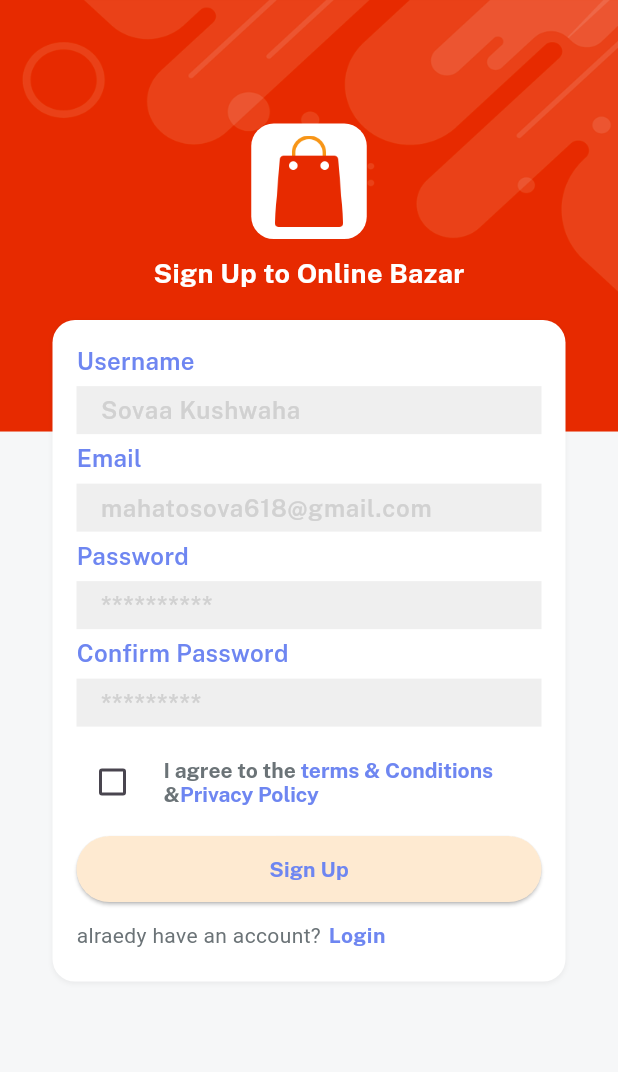
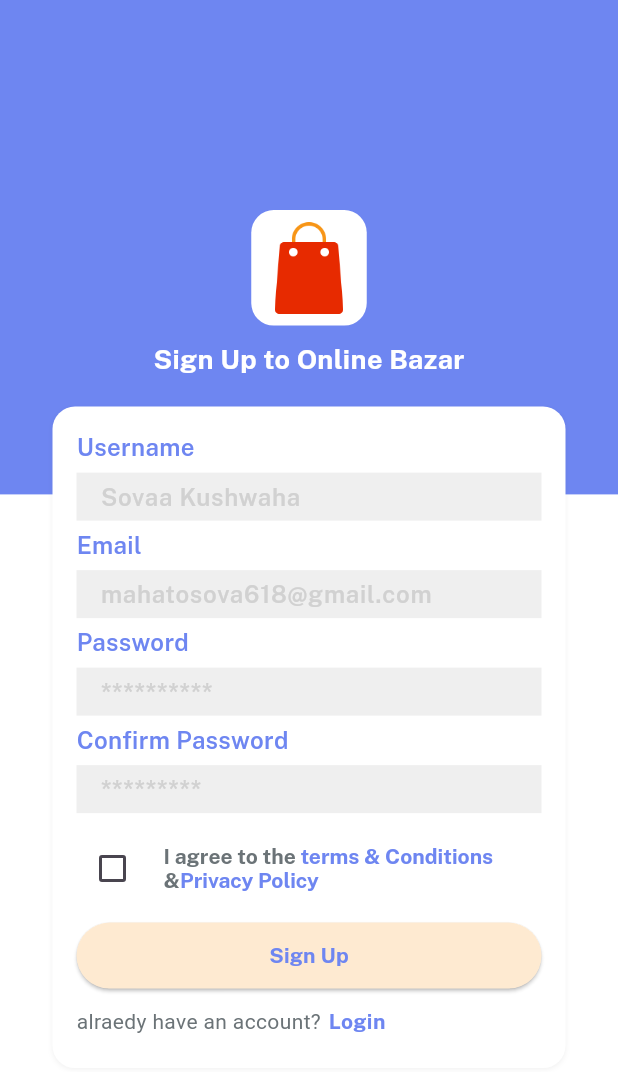
Before and after one commit to sovaamahato/Online-Bazar, a Flutter app: the screen it shows after launch, after a tap on "Sign Up", on a phone screen of 412 x 824 dp. Shown: the top 1072 px of the screen. Run offline on Flutter 3.47's test engine with Material 3 defaults, Android fonts, the phone set to English and light mode, and no system bars; our stand-ins replace get, velocity_x.

Commit message:
rearrangements done and changes in bg widgets

```diff
--- a/lib/category_screen/category_screen.dart
+++ /dev/null
@@ -1,10 +0,0 @@
-import 'package:flutter/material.dart';
-
-class CategoryScreen extends StatelessWidget {
-  const CategoryScreen({super.key});
-
-  @override
-  Widget build(BuildContext context) {
-    return Container(color: Colors.blue,);
-  }
-}
--- a/lib/home.dart
+++ b/lib/home.dart
@@ -1,10 +1,10 @@
 import "package:flutter/material.dart";
 import 'package:get/get.dart';
-import 'package:online_bazar/cart_screen/cart_screen.dart';
-import 'package:online_bazar/category_screen/category_screen.dart';
+import 'package:online_bazar/views/cart_screen/cart_screen.dart';
+import 'package:online_bazar/views/category_screen/category_screen.dart';
 import 'package:online_bazar/controllers/home_controllers.dart';
-import 'package:online_bazar/home_screen/home_screen.dart';
-import 'package:online_bazar/profile_screen/profile.screen.dart';
+import 'package:online_bazar/views/home_screen/home_screen.dart';
+import 'package:online_bazar/views/profile_screen/profile.screen.dart';
 import 'consts/consts.dart';
 
 class Home extends StatelessWidget {
@@ -51,7 +51,7 @@ class Home extends StatelessWidget {
           label: "Profile"),
     ];
     return Scaffold(
-      appBar: AppBar(title: Text(appname)),
+
       body: Obx(()=> Expanded(
           child: navBody.elementAt(controller.currentNavIndex.value),
         ),
--- a/lib/main.dart
+++ b/lib/main.dart
@@ -1,7 +1,7 @@
 import 'package:flutter/material.dart';
 import 'package:get/get.dart';
-import 'package:online_bazar/auth/login_screen.dart';
-import 'package:online_bazar/home_screen/home_screen.dart';
+import 'package:online_bazar/views/auth/login_screen.dart';
+import 'package:online_bazar/views/home_screen/home_screen.dart';
 import 'package:online_bazar/splash_screen.dart';
 
 import 'home.dart';
--- a/lib/splash_screen.dart
+++ b/lib/splash_screen.dart
@@ -4,7 +4,7 @@ import 'package:online_bazar/consts/consts.dart';
 import 'package:online_bazar/home.dart';
 import 'package:online_bazar/widgets/app_logo_widget.dart';
 
-import 'auth/login_screen.dart';
+import 'views/auth/login_screen.dart';
 
 class SplashScreen extends StatefulWidget {
   const SplashScreen({super.key});
--- a/lib/auth/login_screen.dart
+++ b/lib/views/auth/login_screen.dart
@@ -1,15 +1,15 @@
 import 'package:flutter/material.dart';
 import 'package:get/get.dart';
-import 'package:get/get_connect/http/src/utils/utils.dart';
-import 'package:online_bazar/auth/signup_screen.dart';
+
+import 'package:online_bazar/views/auth/signup_screen.dart';
 import 'package:online_bazar/consts/consts.dart';
 import 'package:online_bazar/consts/lists.dart';
 import 'package:online_bazar/widgets/bg_widget.dart';
 import 'package:online_bazar/widgets/custom_textfield.dart';
 import 'package:online_bazar/widgets/my_button.dart';
 
-import '../home.dart';
-import '../widgets/app_logo_widget.dart';
+import '../../home.dart';
+import '../../widgets/app_logo_widget.dart';
 
 class LoginScreen extends StatelessWidget {
   //const LoginScreen({super.key});
@@ -17,9 +17,9 @@ class LoginScreen extends StatelessWidget {
 
   @override
   Widget build(BuildContext context) {
-    return bgWiddget(Container(
-
-      child: Center(
+    return bgWiddget(
+      //title: "login screen",
+        ch:  Center(
           child: Column(
         children: [
           (context.screenHeight * 0.1).heightBox,
@@ -48,22 +48,16 @@ class LoginScreen extends StatelessWidget {
 
               //login button------------------
               MyButton("Login", redColor, whiteColor, () {
-                Get.to(()=>Home());
-              })
-                  .box
-                  .width(context.screenWidth - 50)
-                  .make(),
+                Get.to(() => Home());
+              }).box.width(context.screenWidth - 50).make(),
               8.heightBox,
               //text  don not have account -------------------------
               "or Create new account".text.color(fontGrey).make(),
               5.heightBox,
               //signup button ----------------------
               MyButton("Sign Up", lightGolden, redColor, () {
-                Get.to(()=>SignUpScreen());
-              })
-                  .box
-                  .width(context.screenWidth - 50)
-                  .make(),
+                Get.to(() => SignUpScreen());
+              }).box.width(context.screenWidth - 50).make(),
               10.heightBox,
 
               //google and other ways to login------------------------
@@ -73,14 +67,16 @@ class LoginScreen extends StatelessWidget {
                 children: List.generate(
                     3,
                     (index) => Padding(
-                      padding: const EdgeInsets.all(8.0),
-                      child: CircleAvatar(
-                        radius: 25,
-                        backgroundColor: lightGrey,
-                            child: Image.asset(SocialIconList[index],width: 35,),
-
+                          padding: const EdgeInsets.all(8.0),
+                          child: CircleAvatar(
+                            radius: 25,
+                            backgroundColor: lightGrey,
+                            child: Image.asset(
+                              SocialIconList[index],
+                              width: 35,
+                            ),
                           ),
-                    )),
+                        )),
               )
             ],
           )
@@ -88,10 +84,11 @@ class LoginScreen extends StatelessWidget {
               .white
               .rounded
               .padding(EdgeInsets.all(16))
-              .width(context.screenWidth - 70).shadowSm
+              .width(context.screenWidth - 70)
+              .shadowSm
               .make(),
         ],
-      )),
-    ));
+      )), title: '',
+    );
   }
 }
--- a/lib/auth/signup_screen.dart
+++ b/lib/views/auth/signup_screen.dart
@@ -1,14 +1,14 @@
 import 'package:flutter/material.dart';
 import 'package:get/get.dart';
 import 'package:get/get_connect/http/src/utils/utils.dart';
-import 'package:online_bazar/auth/login_screen.dart';
+import 'package:online_bazar/views/auth/login_screen.dart';
 import 'package:online_bazar/consts/consts.dart';
 import 'package:online_bazar/consts/lists.dart';
 import 'package:online_bazar/widgets/bg_widget.dart';
 import 'package:online_bazar/widgets/custom_textfield.dart';
 import 'package:online_bazar/widgets/my_button.dart';
 
-import '../widgets/app_logo_widget.dart';
+import '../../widgets/app_logo_widget.dart';
 
 class SignUpScreen extends StatefulWidget {
   @override
@@ -23,8 +23,8 @@ class _SignUpScreenState extends State<SignUpScreen> {
 
   @override
   Widget build(BuildContext context) {
-    return bgWiddget(Container(
-      child: Center(
+    return bgWiddget(title: "",ch:
+       Center(
           child: Column(
         children: [
           (context.screenHeight * 0.1).heightBox,
@@ -127,6 +127,6 @@ class _SignUpScreenState extends State<SignUpScreen> {
               .make(),
         ],
       )),
-    ));
+    );
   }
 }
--- /dev/null
+++ b/lib/views/category_screen/category_screen.dart
@@ -0,0 +1,16 @@
+import 'package:flutter/material.dart';
+import 'package:online_bazar/consts/consts.dart';
+
+import 'package:online_bazar/widgets/bg_widget.dart';
+
+class CategoryScreen extends StatelessWidget {
+  const CategoryScreen({super.key});
+
+  @override
+  Widget build(BuildContext context) {
+    return bgWiddget(
+      ch:  Container(),
+       title: 'Categories',
+    );
+  }
+}
--- a/lib/home_screen/home_screen.dart
+++ b/lib/views/home_screen/home_screen.dart
@@ -1,7 +1,7 @@
 import 'package:flutter/material.dart';
 import 'package:online_bazar/consts/consts.dart';
 import 'package:online_bazar/consts/lists.dart';
-import 'package:online_bazar/home_screen/components/my_featured_box.dart';
+import 'package:online_bazar/views/home_screen/components/my_featured_box.dart';
 import 'package:online_bazar/widgets/home_buttons.dart';
 
 class HomeScreen extends StatelessWidget {
--- a/lib/widgets/bg_widget.dart
+++ b/lib/widgets/bg_widget.dart
@@ -1,21 +1,73 @@
+
+
 import 'package:flutter/material.dart';
 
 import '../consts/consts.dart';
 
-Widget bgWiddget(Widget? ch) {
-  return Scaffold(
-    resizeToAvoidBottomInset: false,
-    body: Container(
-      decoration: const BoxDecoration(
-        image: DecorationImage(
+class bgWiddget extends StatelessWidget {
+  //const bgWiddget({super.key});
+  String? title;
+  final ch ;
+  bgWiddget({super.key, required this.title,required this.ch});
 
-            image: AssetImage(
-              imgBackground,
+  @override
+  Widget build(BuildContext context) {
+    return Scaffold(
+      body: Stack(children: [
+        Container(
+              color: Colors.white,
             ),
-            fit: BoxFit.fill),
+            Positioned(
+              top: 0,
+              left: 0,
+              right: 0,
+              child: Container(
+                color: redColor,
+                height:context.screenHeight * 0.4,
+                child: Padding(
+                  padding: const EdgeInsets.all(18.0),
+                  child: Column(
+                    children: [
+                      20.heightBox,
+                      Align(
+                        alignment: Alignment.centerLeft,
+                        child: title!.text.white.fontFamily(bold).size(22).make()),
+                    ],
+                  ),
+                ),
+
+              ),
+            ),
+
+             Positioned(
+              top: context.screenHeight * 0.07,
+              left: context.screenWidth * 0.02,
+              right: context.screenWidth * 0.02,
+              child: SingleChildScrollView(
+                child: ch)),
+        ],
       ),
-      child: ch,
+    );
+  }
+}
 
-    ),
-  );
-}
+//Widget bgWiddget({required Scaffold ch}) {
+//   return Stack(children: [
+//
+
+//    // body:
+//      Container(
+//       //resizeToAvoidBottomInset: false,
+//       decoration: const BoxDecoration(
+//         image: DecorationImage(
+
+//             image: AssetImage(
+//               imgBackground,
+//             ),
+//             ),
+//       ),
+//       child: ch,
+
+
+//   );
+// }
```
Also changed, not shown: lib/views/cart_screen/cart_screen.dart (renamed from lib/cart_screen/cart_screen.dart), lib/views/home_screen/components/my_featured_box.dart (renamed from lib/home_screen/components/my_featured_box.dart), lib/views/profile_screen/profile.screen.dart (renamed from lib/profile_screen/profile.screen.dart).
